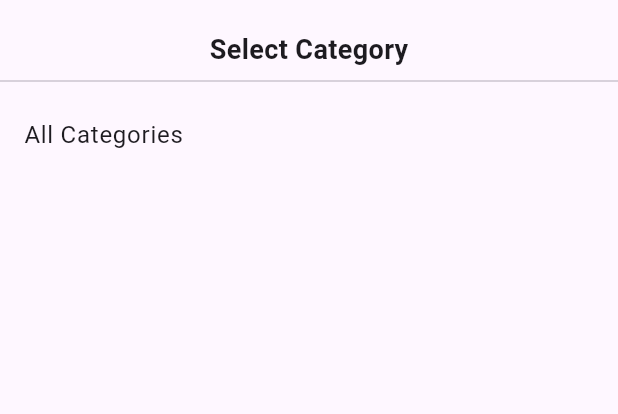
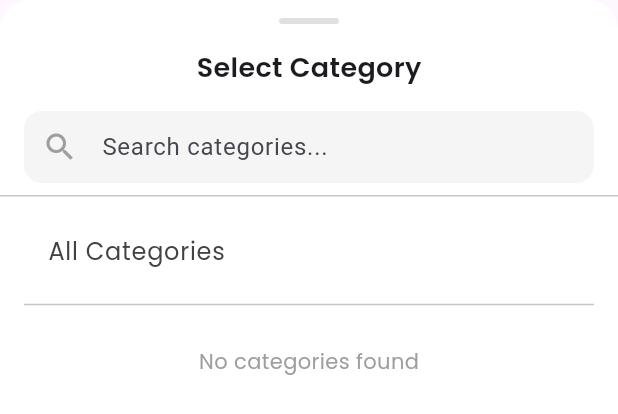
Before and after one commit to Rishab-ms/Bloc-Ecommerce-App, a Flutter app: the CategoryBottomSheet widget shown alone on an empty page, opened directly with empty values, on a phone screen of 412 x 824 dp. Shown: the top 414 px of the screen. Run offline on Flutter 3.47's test engine with Material 3 defaults, Android fonts, the phone set to English and light mode, and no system bars; our stand-ins replace cached_network_image, dio, equatable, flutter_bloc, get_it, google_fonts; network calls fail.

Commit message:
Fixed categories not updating bug and some minor UX

```diff
--- a/lib/presentation/home/bloc/home_state.dart
+++ b/lib/presentation/home/bloc/home_state.dart
@@ -62,5 +62,5 @@ class HomeState extends Equatable {
   }
 
   @override
-  List<Object?> get props => [status, products, categories, selectedCategory, hasReachedMax, page, errorMessage];
+  List<Object?> get props => [status, products, categories, selectedCategory, hasReachedMax, page, errorMessage,];
 }
--- a/lib/presentation/home/widgets/category_bottom_sheet.dart
+++ b/lib/presentation/home/widgets/category_bottom_sheet.dart
@@ -1,53 +1,174 @@
 import 'package:flutter/material.dart';
+import 'package:google_fonts/google_fonts.dart';
 
-class CategoryBottomSheet extends StatelessWidget {
-  final List<String> categories;
+class CategoryBottomSheet extends StatefulWidget {
+  final List<String>? categories;
+  final String? selectedCategory;
   final Function(String?) onCategorySelected;
 
   const CategoryBottomSheet({
     super.key,
     required this.categories,
+    required this.selectedCategory,
     required this.onCategorySelected,
   });
 
   @override
+  State<CategoryBottomSheet> createState() => _CategoryBottomSheetState();
+}
+
+class _CategoryBottomSheetState extends State<CategoryBottomSheet> {
+  String _searchQuery = '';
+  late List<String> _filteredCategories;
+
+  @override
+  void initState() {
+    super.initState();
+    _filteredCategories = widget.categories ?? [];
+  }
+
+  void _filterCategories(String query) {
+    setState(() {
+      _searchQuery = query;
+      if (query.isEmpty) {
+        _filteredCategories = widget.categories ?? [];
+      } else {
+        _filteredCategories = widget.categories!
+            .where((category) =>
+                category.toLowerCase().contains(query.toLowerCase()))
+            .toList();
+      }
+    });
+  }
+
+  // Helper to make "smart-phones" look like "Smart Phones"
+  String _formatCategoryName(String raw) {
+    return raw
+        .split('-')
+        .map((word) => word.isNotEmpty
+            ? '${word[0].toUpperCase()}${word.substring(1)}'
+            : '')
+        .join(' ');
+  }
+
+  @override
   Widget build(BuildContext context) {
+    // Determine screen height percentage for the sheet
+    final double sheetHeight = MediaQuery.of(context).size.height * 0.75;
+
     return Container(
-      padding: const EdgeInsets.symmetric(vertical: 20),
-      height: 400,
+      height: sheetHeight,
+      decoration: const BoxDecoration(
+        color: Colors.white,
+        borderRadius: BorderRadius.vertical(top: Radius.circular(20)),
+      ),
       child: Column(
         children: [
-          const Text(
+          // 1. Drag Handle
+          const SizedBox(height: 12),
+          Container(
+            width: 40,
+            height: 4,
+            decoration: BoxDecoration(
+              color: Colors.grey[300],
+              borderRadius: BorderRadius.circular(2),
+            ),
+          ),
+          const SizedBox(height: 16),
+
+          // 2. Title
+          Text(
             "Select Category",
-            style: TextStyle(fontSize: 18, fontWeight: FontWeight.bold),
+            style: GoogleFonts.poppins(
+              fontSize: 18,
+              fontWeight: FontWeight.w600,
+            ),
           ),
-          const Divider(),
+
+          // 3. Search Bar
+          Padding(
+            padding: const EdgeInsets.fromLTRB(16, 16, 16, 8),
+            child: TextField(
+              onChanged: _filterCategories,
+              decoration: InputDecoration(
+                hintText: "Search categories...",
+                prefixIcon: const Icon(Icons.search, color: Colors.grey),
+                filled: true,
+                fillColor: Colors.grey[100],
+                border: OutlineInputBorder(
+                  borderRadius: BorderRadius.circular(12),
+                  borderSide: BorderSide.none,
+                ),
+                contentPadding: const EdgeInsets.symmetric(horizontal: 16),
+              ),
+            ),
+          ),
+
+          const Divider(height: 1),
+
+          // 4. List Content
           Expanded(
-            child: ListView.builder(
-              itemCount: categories.length + 1, // +1 for "All"
-              itemBuilder: (context, index) {
-                if (index == 0) {
-                  return ListTile(
-                    title: const Text("All Categories"),
+            child: ListView(
+              padding: const EdgeInsets.symmetric(horizontal: 16, vertical: 8),
+              children: [
+                // "All Categories" Option (Always at top)
+                if (_searchQuery.isEmpty) ...[
+                  _buildListTile(
+                    title: "All Categories",
+                    isSelected: widget.selectedCategory == null,
                     onTap: () {
-                      onCategorySelected(null); // Null = All
+                      widget.onCategorySelected(null);
                       Navigator.pop(context);
                     },
-                  );
-                }
-                final category = categories[index - 1];
-                return ListTile(
-                  title: Text(category.toUpperCase()), // Capitalize for UI
-                  onTap: () {
-                    onCategorySelected(category);
-                    Navigator.pop(context);
-                  },
-                );
-              },
+                  ),
+                  const Divider(),
+                ],
+
+                // Filtered List
+                if (_filteredCategories.isEmpty)
+                  Padding(
+                    padding: const EdgeInsets.all(20.0),
+                    child: Center(child: Text("No categories found", style: GoogleFonts.poppins(color: Colors.grey))),
+                  )
+                else
+                  ..._filteredCategories.map((category) {
+                    final isSelected = widget.selectedCategory == category;
+                    return _buildListTile(
+                      title: _formatCategoryName(category),
+                      isSelected: isSelected,
+                      onTap: () {
+                        widget.onCategorySelected(category);
+                        Navigator.pop(context);
+                      },
+                    );
+                  }).toList(),
+              ],
             ),
           ),
         ],
       ),
     );
   }
+
+  Widget _buildListTile({
+    required String title,
+    required bool isSelected,
+    required VoidCallback onTap,
+  }) {
+    return ListTile(
+      onTap: onTap,
+      shape: RoundedRectangleBorder(borderRadius: BorderRadius.circular(8)),
+      tileColor: isSelected ? Colors.black.withOpacity(0.05) : Colors.transparent,
+      title: Text(
+        title,
+        style: GoogleFonts.poppins(
+          fontWeight: isSelected ? FontWeight.w600 : FontWeight.w400,
+          color: isSelected ? Colors.black : Colors.grey[800],
+        ),
+      ),
+      trailing: isSelected
+          ? const Icon(Icons.check_circle, color: Colors.black, size: 20)
+          : null,
+    );
+  }
 }
--- a/lib/presentation/search/view/product_search_delegate.dart
+++ b/lib/presentation/search/view/product_search_delegate.dart
@@ -1,7 +1,6 @@
 import 'package:flutter/material.dart';
 import 'package:flutter_bloc/flutter_bloc.dart';
 import '../../../../core/di/injection_container.dart';
-import '../../../../data/models/product_model.dart';
 import '../../home/widgets/product_list_item.dart';
 import '../cubit/search_cubit.dart';
 
```
Also changed, not shown: lib/presentation/home/view/home_page.dart (+32 -12 lines).
